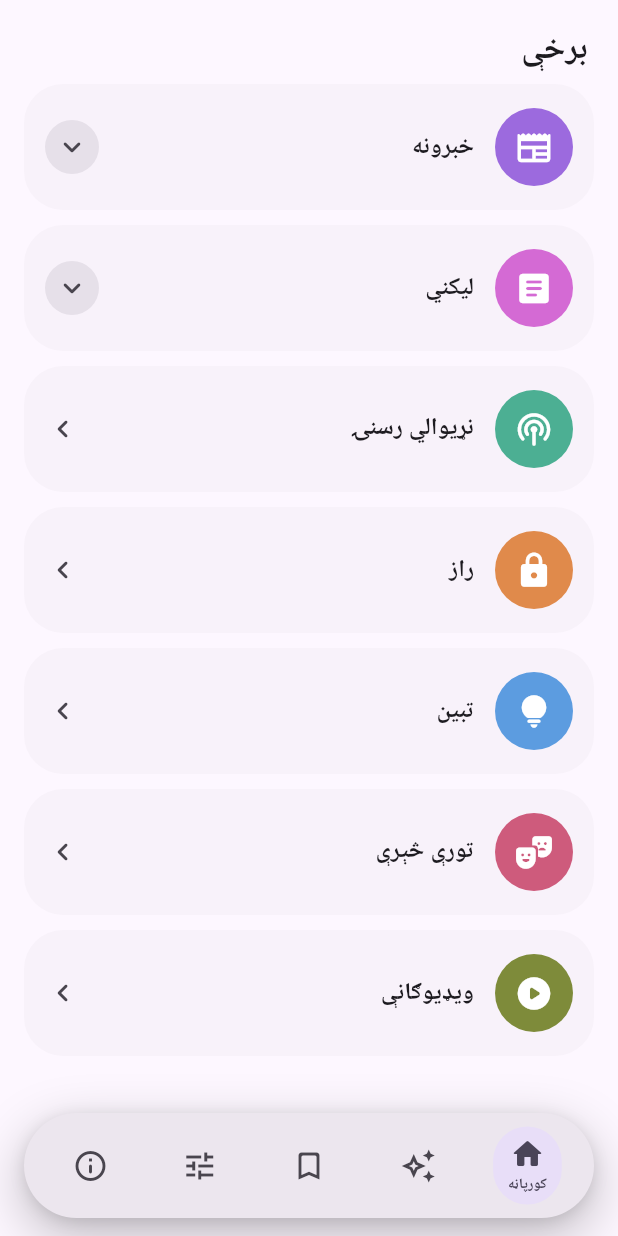
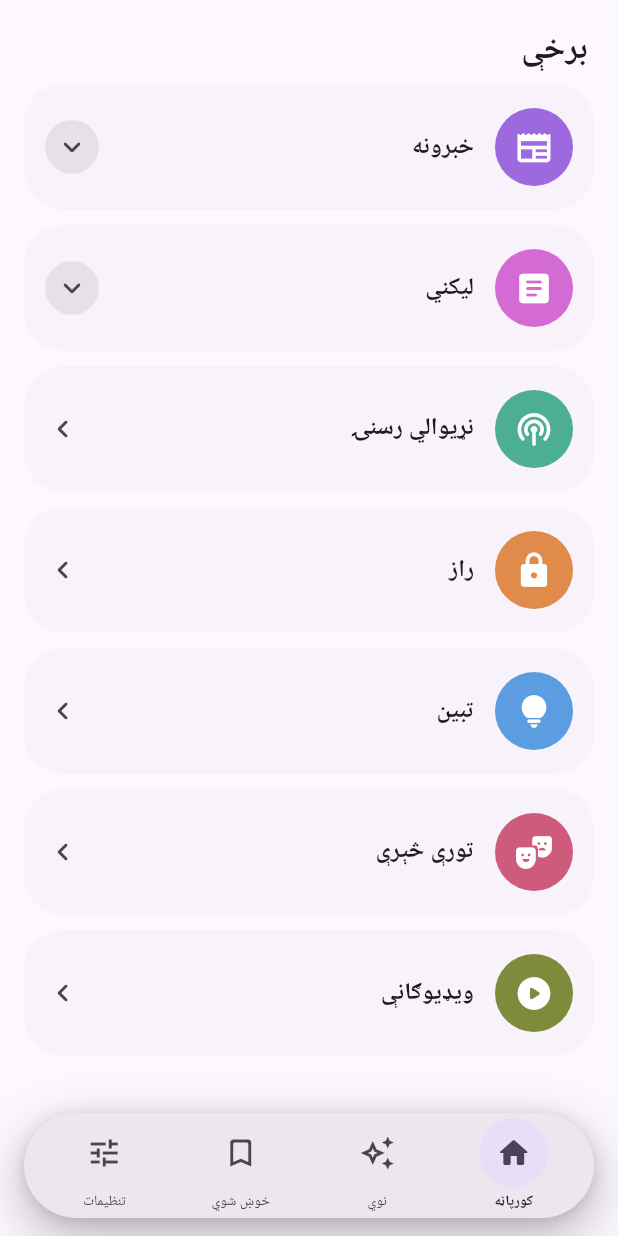
Before and after one commit to ElyasOmarcodes/Hindukush-Rss-App, a Flutter app: the screen it shows after launch, scrolled down 57 dp, on a phone screen of 412 x 824 dp. Run offline on Flutter 3.47's test engine with Material 3 defaults, Android fonts, the phone set to English and light mode, and no system bars; drawn by our look-alikes of custom_refresh_indicator; our stand-ins replace flutter_widget_from_html_core, hive_flutter, shamsi_date, share_plus, shared_preferences, video_player; accounts and stored records are empty; network calls fail.

Commit message:
Refinements batch A: 4-tab nav + circular indicator, PageView carousel, package rename, language icons, stronger tap feedback, top fade
- Nav: 4 tabs (About moved to end of Settings), perfect-circle selected
  indicator, stronger shadow, Material ancestor for ripples
- Carousel rebuilt on PageView (peeking + gentle centre scale + dots); constant
  card width so the title never reflows and the image never jumps
- applicationId/bundle id -> com.hindukush.newsapp
- Language cards get a PS/FA/EN badge; more visible ripple + press scale;
  Pressable added to more cards; subtle top edge fade on the main screens

Co-Authored-By: Claude Opus 4.8 <noreply@anthropic.com>
Claude-Session: https://claude.ai/code/session_017BftgFzehmjuaPMeCGRHCZ

```diff
--- a/lib/core/theme/app_theme.dart
+++ b/lib/core/theme/app_theme.dart
@@ -36,7 +36,10 @@ class AppTheme {
       colorScheme: scheme,
       useMaterial3: true,
       scaffoldBackgroundColor: scheme.surface,
-      splashFactory: InkSparkle.splashFactory,
+      // A clearly-visible ripple on every tap.
+      splashFactory: InkRipple.splashFactory,
+      splashColor: scheme.primary.withValues(alpha: 0.20),
+      highlightColor: scheme.primary.withValues(alpha: 0.10),
     );
 
     return base.copyWith(
--- a/lib/ui/navigation/floating_nav_bar.dart
+++ b/lib/ui/navigation/floating_nav_bar.dart
@@ -85,26 +85,34 @@ class _Pill extends StatelessWidget {
 
   @override
   Widget build(BuildContext context) {
-    return Container(
-      height: 70,
-      padding: const EdgeInsets.symmetric(horizontal: 8),
+    return DecoratedBox(
+      // Strong, clearly-visible shadow under the floating bar.
       decoration: BoxDecoration(
-        color: scheme.surfaceContainerHigh,
         borderRadius: BorderRadius.circular(35),
         boxShadow: [
           BoxShadow(
-            color: Colors.black.withValues(alpha: 0.24),
+            color: Colors.black.withValues(alpha: 0.26),
             blurRadius: 30,
             spreadRadius: 1,
             offset: const Offset(0, 12),
           ),
           BoxShadow(
-            color: Colors.black.withValues(alpha: 0.10),
+            color: Colors.black.withValues(alpha: 0.12),
             blurRadius: 8,
             offset: const Offset(0, 2),
           ),
         ],
       ),
+      // A Material both clips the pill and provides the ink ancestor the
+      // per-item InkResponse needs for its ripple.
+      child: Material(
+        color: scheme.surfaceContainerHigh,
+        borderRadius: BorderRadius.circular(35),
+        clipBehavior: Clip.antiAlias,
+        child: SizedBox(
+          height: 70,
+          child: Padding(
+            padding: const EdgeInsets.symmetric(horizontal: 8),
             child: Row(
               children: [
                 for (var i = 0; i < destinations.length; i++)
@@ -117,6 +125,9 @@ class _Pill extends StatelessWidget {
                     ),
                   ),
               ],
+            ),
+          ),
+        ),
       ),
     );
   }
@@ -138,54 +149,47 @@ class _NavItem extends StatelessWidget {
   @override
   Widget build(BuildContext context) {
     return Pressable(
-      child: InkWell(
+      child: InkResponse(
         onTap: onTap,
-        borderRadius: BorderRadius.circular(28),
-        child: Center(
-          child: AnimatedContainer(
-            duration: const Duration(milliseconds: 260),
-            curve: Curves.easeOutCubic,
-            padding:
-                const EdgeInsets.symmetric(horizontal: 10, vertical: 6),
-            decoration: ShapeDecoration(
-              color: selected ? scheme.secondaryContainer : Colors.transparent,
-              // Fully-rounded (stadium) selected indicator.
-              shape: const StadiumBorder(),
-            ),
+        radius: 46,
+        containedInkWell: false,
+        highlightShape: BoxShape.circle,
         child: Column(
           mainAxisSize: MainAxisSize.min,
           mainAxisAlignment: MainAxisAlignment.center,
           children: [
-                Icon(
+            // A perfect circle indicator around the icon (equal W/H).
+            AnimatedContainer(
+              duration: const Duration(milliseconds: 260),
+              curve: Curves.easeOutCubic,
+              width: 46,
+              height: 46,
+              decoration: BoxDecoration(
+                color:
+                    selected ? scheme.secondaryContainer : Colors.transparent,
+                shape: BoxShape.circle,
+              ),
+              child: Icon(
                 selected ? dest.selectedIcon : dest.icon,
                 size: 24,
                 color: selected
                     ? scheme.onSecondaryContainer
                     : scheme.onSurfaceVariant,
               ),
-                AnimatedSize(
-                  duration: const Duration(milliseconds: 220),
-                  curve: Curves.easeOut,
-                  child: selected
-                      ? Padding(
-                          padding: const EdgeInsets.only(top: 2),
-                          child: Text(
+            ),
+            const SizedBox(height: 3),
+            Text(
               dest.label,
               maxLines: 1,
               softWrap: false,
               overflow: TextOverflow.visible,
               style: TextStyle(
                 fontSize: 9.5,
-                              fontWeight: FontWeight.w600,
-                              color: scheme.onSecondaryContainer,
+                fontWeight: selected ? FontWeight.w700 : FontWeight.w500,
+                color: selected ? scheme.onSurface : scheme.onSurfaceVariant,
               ),
             ),
-                        )
-                      : const SizedBox.shrink(),
-                ),
           ],
-            ),
-          ),
         ),
       ),
     );
--- a/lib/ui/navigation/root_scaffold.dart
+++ b/lib/ui/navigation/root_scaffold.dart
@@ -2,11 +2,11 @@ import 'package:flutter/material.dart';
 
 import '../../core/localization/strings.dart';
 import '../../state/app_state.dart';
-import '../about/about_screen.dart';
 import '../favorites/favorites_screen.dart';
 import '../home/home_screen.dart';
 import '../latest/latest_screen.dart';
 import '../settings/settings_screen.dart';
+import '../widgets/edge_fade.dart';
 import 'floating_nav_bar.dart';
 
 /// Hosts the five primary destinations behind a floating Expressive nav bar.
@@ -25,7 +25,6 @@ class _RootScaffoldState extends State<RootScaffold> {
     LatestScreen(),
     FavoritesScreen(),
     SettingsScreen(),
-    AboutScreen(),
   ];
 
   @override
@@ -35,6 +34,7 @@ class _RootScaffoldState extends State<RootScaffold> {
       extendBody: true,
       body: SafeArea(
         bottom: false,
+        child: TopEdgeFade(
           child: AnimatedSwitcher(
             duration: const Duration(milliseconds: 320),
             switchInCurve: Curves.easeOutCubic,
@@ -54,6 +54,7 @@ class _RootScaffoldState extends State<RootScaffold> {
             ),
           ),
         ),
+      ),
       bottomNavigationBar: FloatingNavBar(
         selectedIndex: _index,
         onSelect: (i) => setState(() => _index = i),
@@ -64,7 +65,6 @@ class _RootScaffoldState extends State<RootScaffold> {
           NavDest(Icons.bookmark_outline_rounded, Icons.bookmark_rounded,
               s.navFavorites),
           NavDest(Icons.tune_outlined, Icons.tune_rounded, s.navSettings),
-          NavDest(Icons.info_outline_rounded, Icons.info_rounded, s.navAbout),
         ],
       ),
     );
--- /dev/null
+++ b/lib/ui/widgets/edge_fade.dart
@@ -0,0 +1,37 @@
+import 'package:flutter/material.dart';
+
+/// Overlays a soft gradient at the top edge so content fades gently under the
+/// status bar / app bar instead of ending with a hard line. Kept subtle.
+class TopEdgeFade extends StatelessWidget {
+  const TopEdgeFade({super.key, required this.child, this.height = 20});
+
+  final Widget child;
+  final double height;
+
+  @override
+  Widget build(BuildContext context) {
+    final surface = Theme.of(context).colorScheme.surface;
+    return Stack(
+      children: [
+        child,
+        Positioned(
+          top: 0,
+          left: 0,
+          right: 0,
+          height: height,
+          child: IgnorePointer(
+            child: DecoratedBox(
+              decoration: BoxDecoration(
+                gradient: LinearGradient(
+                  begin: Alignment.topCenter,
+                  end: Alignment.bottomCenter,
+                  colors: [surface, surface.withValues(alpha: 0.0)],
+                ),
+              ),
+            ),
+          ),
+        ),
+      ],
+    );
+  }
+}
--- a/lib/ui/widgets/pressable.dart
+++ b/lib/ui/widgets/pressable.dart
@@ -4,7 +4,7 @@ import 'package:flutter/material.dart';
 /// feedback). Uses a passive [Listener] so it never competes with an inner
 /// InkWell's ripple / tap handling.
 class Pressable extends StatefulWidget {
-  const Pressable({super.key, required this.child, this.scale = 0.97});
+  const Pressable({super.key, required this.child, this.scale = 0.94});
 
   final Widget child;
   final double scale;
```
Also changed, not shown: lib/ui/about/about_screen.dart (+6 -2 lines), lib/ui/home/widgets/news_carousel.dart (+107 -18 lines), lib/ui/settings/settings_screen.dart (+42 -9 lines), 1 other file. Lines whose indentation alone changed are shown as unchanged.
